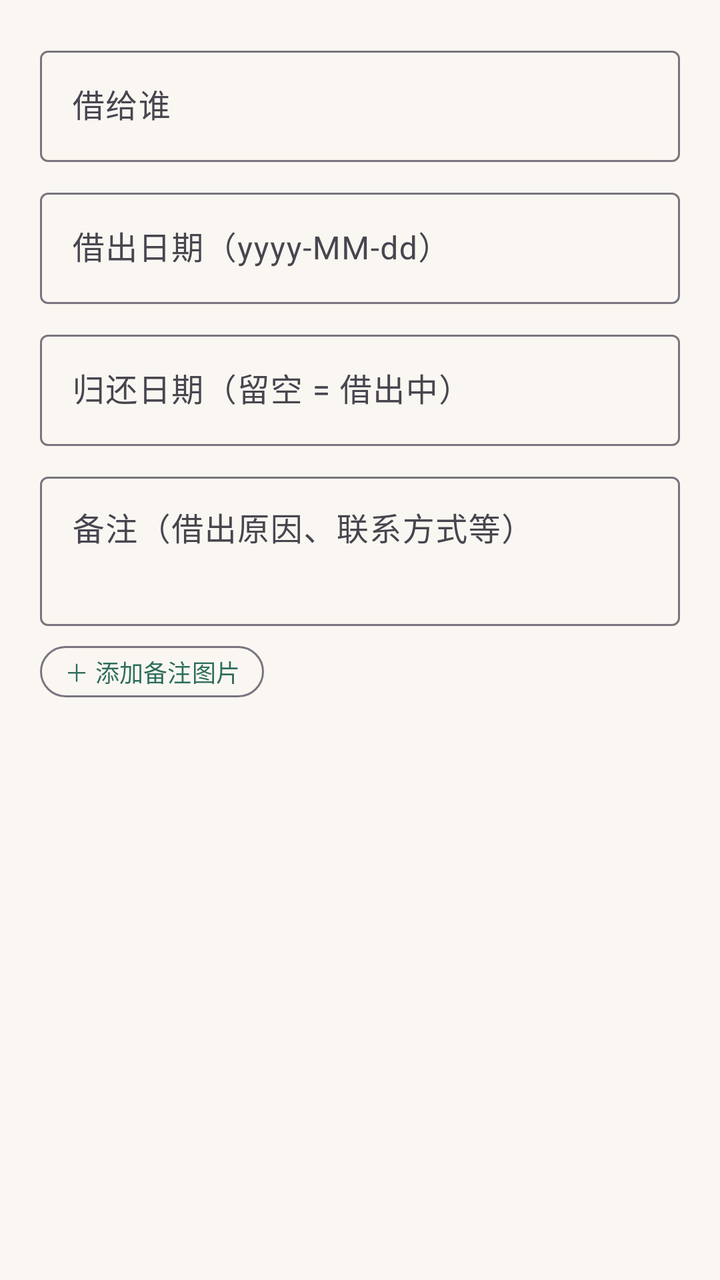
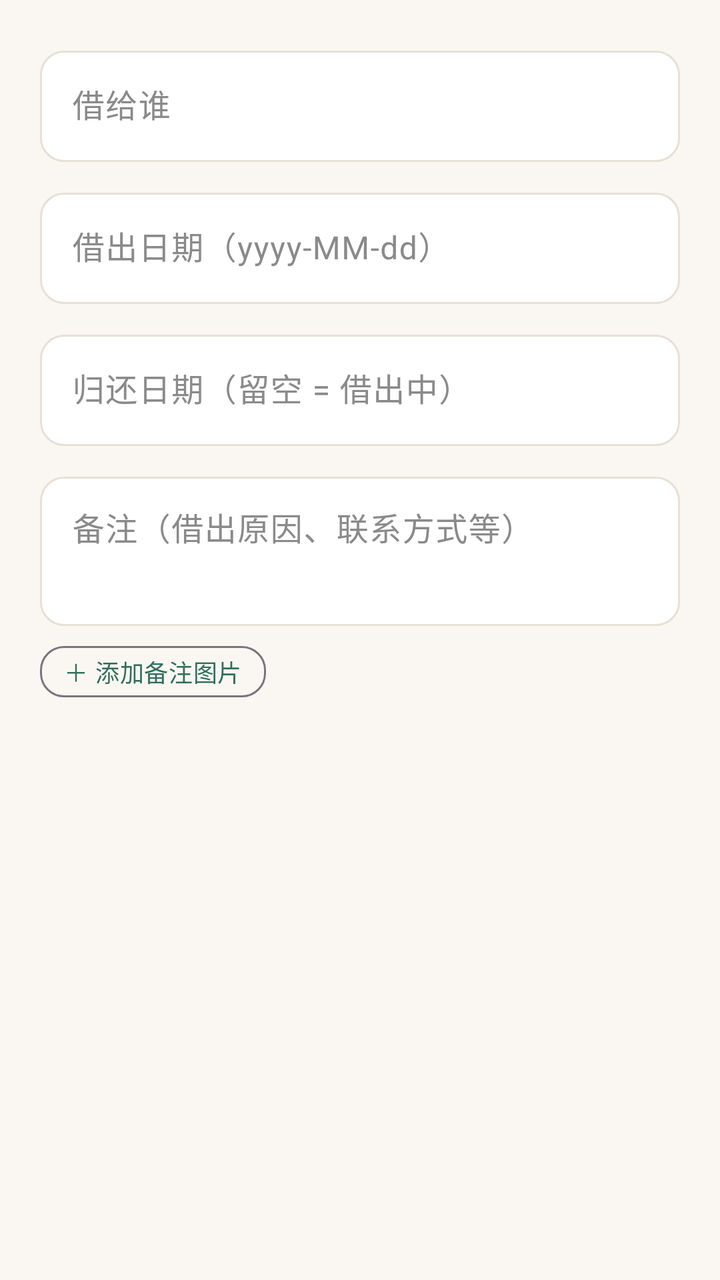

An Android layout rendered at two revisions. The XML below is the earlier revision; the diff shows what the commit changed to produce the second picture.
<!-- AndroidManifest.xml: application theme Theme.Bookshelf -->
<!-- res/layout/dialog_borrow_edit.xml -->
<?xml version="1.0" encoding="utf-8"?>
<LinearLayout xmlns:android="http://schemas.android.com/apk/res/android"
    android:layout_width="match_parent"
    android:layout_height="wrap_content"
    android:orientation="vertical"
    android:padding="20dp">

    <com.google.android.material.textfield.TextInputLayout
        android:layout_width="match_parent"
        android:layout_height="wrap_content"
        android:hint="借给谁">

        <com.google.android.material.textfield.TextInputEditText
            android:id="@+id/et_borrower"
            android:layout_width="match_parent"
            android:layout_height="wrap_content"
            android:inputType="text" />
    </com.google.android.material.textfield.TextInputLayout>

    <com.google.android.material.textfield.TextInputLayout
        android:layout_width="match_parent"
        android:layout_height="wrap_content"
        android:layout_marginTop="10dp"
        android:hint="借出日期（yyyy-MM-dd）">

        <com.google.android.material.textfield.TextInputEditText
            android:id="@+id/et_lend_date"
            android:layout_width="match_parent"
            android:layout_height="wrap_content"
            android:inputType="text" />
    </com.google.android.material.textfield.TextInputLayout>

    <com.google.android.material.textfield.TextInputLayout
        android:layout_width="match_parent"
        android:layout_height="wrap_content"
        android:layout_marginTop="10dp"
        android:hint="归还日期（留空 = 借出中）">

        <com.google.android.material.textfield.TextInputEditText
            android:id="@+id/et_return_date"
            android:layout_width="match_parent"
            android:layout_height="wrap_content"
            android:inputType="text" />
    </com.google.android.material.textfield.TextInputLayout>

    <com.google.android.material.textfield.TextInputLayout
        android:layout_width="match_parent"
        android:layout_height="wrap_content"
        android:layout_marginTop="10dp"
        android:hint="备注（借出原因、联系方式等）">

        <com.google.android.material.textfield.TextInputEditText
            android:id="@+id/et_note"
            android:layout_width="match_parent"
            android:layout_height="wrap_content"
            android:minLines="2"
            android:gravity="top"
            android:inputType="textMultiLine" />
    </com.google.android.material.textfield.TextInputLayout>

    
    <com.google.android.material.button.MaterialButton
        android:id="@+id/btn_add_note_image"
        style="@style/Widget.Material3.Button.OutlinedButton"
        android:layout_width="wrap_content"
        android:layout_height="wrap_content"
        android:layout_marginTop="10dp"
        android:minWidth="0dp"
        android:minHeight="0dp"
        android:paddingHorizontal="12dp"
        android:paddingVertical="4dp"
        android:insetTop="0dp"
        android:insetBottom="0dp"
        android:text="＋ 添加备注图片"
        android:textSize="12sp" />

    <HorizontalScrollView
        android:id="@+id/scroll_note_thumbs"
        android:layout_width="match_parent"
        android:layout_height="wrap_content"
        android:layout_marginTop="6dp"
        android:scrollbars="none"
        android:visibility="gone">

        <LinearLayout
            android:id="@+id/container_note_thumbs"
            android:layout_width="wrap_content"
            android:layout_height="wrap_content"
            android:orientation="horizontal" />
    </HorizontalScrollView>
</LinearLayout>
<!-- resources referenced by this layout -->
<resources>
  <style name="Theme.Bookshelf" parent="Theme.Material3.Light.NoActionBar">
          <item name="colorPrimary">@color/primary</item>
          <item name="colorPrimaryVariant">@color/primary_dark</item>
          <item name="colorSecondary">@color/accent</item>
          <item name="android:colorBackground">@color/bg_page</item>
          <item name="android:statusBarColor">@color/primary_dark</item>
          
          <item name="chip_bg">@color/chip_bg</item>
      </style>
  <color name="accent">#C08A3E</color>
  <!-- unchanged entries left out for length: 4 -->
</resources>

<!-- the commit's change to res/layout/dialog_borrow_edit.xml (unified diff, before → after) -->
@@ -61,7 +61,7 @@
     
     <com.google.android.material.button.MaterialButton
         android:id="@+id/btn_add_note_image"
-        style="@style/Widget.Material3.Button.OutlinedButton"
+        style="@style/Widget.Bookshelf.Button.Outlined"
         android:layout_width="wrap_content"
         android:layout_height="wrap_content"
         android:layout_marginTop="10dp"
<!-- resource entries referenced after the edit -->
@@ -1,15 +1,79 @@
 <!-- resources referenced by this layout -->
 <resources>
-  <style name="Theme.Bookshelf" parent="Theme.Material3.Light.NoActionBar">
+  <style name="Widget.Bookshelf.Button.Outlined" parent="Widget.Material3.Button.OutlinedButton">
+          <item name="shapeAppearance">@style/ShapeAppearance.Bookshelf.Medium</item>
+          <item name="android:textSize">@dimen/text_body_small</item>
+          <item name="android:letterSpacing">0.02</item>
+          <item name="android:minHeight">44dp</item>
+          <item name="cornerRadius">@dimen/radius_md</item>
+      </style>
+  <style name="Theme.Bookshelf" parent="Theme.Bookshelf.Base">
           <item name="colorPrimary">@color/primary</item>
           <item name="colorPrimaryVariant">@color/primary_dark</item>
           <item name="colorSecondary">@color/accent</item>
-          <item name="android:colorBackground">@color/bg_page</item>
-          <item name="android:statusBarColor">@color/primary_dark</item>
           
           <item name="chip_bg">@color/chip_bg</item>
+          <item name="primary_container">@color/green_container</item>
+          <item name="on_primary_container">@color/green_on_container</item>
+      </style>
+  <style name="ShapeAppearance.Bookshelf.Medium" parent="ShapeAppearance.Material3.Corner.Medium">
+          <item name="cornerSize">@dimen/radius_md</item>
+      </style>
+  <dimen name="text_body_small">13sp</dimen>
+  <dimen name="radius_md">12dp</dimen>
+  <style name="Theme.Bookshelf.Base" parent="Theme.Material3.Light.NoActionBar">
+          
+          <item name="android:colorBackground">@color/bg_page</item>
+          
+          <item name="android:statusBarColor">?attr/colorPrimary</item>
+          <item name="android:windowLightStatusBar">false</item>
+          
+          <item name="surface">@color/surface</item>
+          <item name="surface_dim">@color/surface_dim</item>
+          <item name="outline">@color/outline</item>
+          <item name="outline_strong">@color/outline_strong</item>
+          <item name="on_surface">@color/text_main</item>
+          <item name="on_surface_variant">@color/text_sub</item>
+          
+          <item name="materialButtonStyle">@style/Widget.Bookshelf.Button</item>
+          <item name="textInputStyle">@style/Widget.Bookshelf.TextField</item>
+          <item name="materialCardViewStyle">@style/Widget.Bookshelf.MaterialCard</item>
       </style>
   <color name="accent">#C08A3E</color>
+  <color name="green_container">#E6F0EC</color>
+  <color name="green_on_container">#1C4A3E</color>
+  <color name="surface">#FFFFFF</color>
+  <color name="surface_dim">#F4F0E9</color>
+  <color name="outline">#E6E0D5</color>
+  <color name="outline_strong">#CFC5B4</color>
+  <color name="text_main">#2B2B2B</color>
+  <color name="text_sub">#8A8A8A</color>
+  <style name="Widget.Bookshelf.Button" parent="Widget.Material3.Button">
+          <item name="shapeAppearance">@style/ShapeAppearance.Bookshelf.Medium</item>
+          <item name="android:textSize">@dimen/text_body_small</item>
+          <item name="android:letterSpacing">0.02</item>
+          <item name="android:minHeight">44dp</item>
+          <item name="cornerRadius">@dimen/radius_md</item>
+      </style>
+  <style name="Widget.Bookshelf.TextField" parent="Widget.Material3.TextInputLayout.OutlinedBox">
+          <item name="boxStrokeColor">@color/text_field_stroke</item>
+          <item name="boxStrokeWidth">1dp</item>
+          <item name="boxStrokeWidthFocused">1.5dp</item>
+          <item name="boxCornerRadiusTopStart">@dimen/radius_md</item>
+          <item name="boxCornerRadiusTopEnd">@dimen/radius_md</item>
+          <item name="boxCornerRadiusBottomStart">@dimen/radius_md</item>
+          <item name="boxCornerRadiusBottomEnd">@dimen/radius_md</item>
+          <item name="boxBackgroundColor">?attr/surface</item>
+          <item name="hintTextColor">?attr/colorPrimary</item>
+          <item name="android:textColorHint">?attr/on_surface_variant</item>
+      </style>
+  <style name="Widget.Bookshelf.MaterialCard" parent="Widget.Material3.CardView.Outlined">
+          <item name="cardCornerRadius">@dimen/card_corner</item>
+          <item name="cardElevation">0dp</item>
+          <item name="strokeColor">?attr/outline</item>
+          <item name="strokeWidth">1dp</item>
+      </style>
+  <dimen name="card_corner">16dp</dimen>
   <!-- unchanged entries left out for length: 4 -->
 </resources>
 
